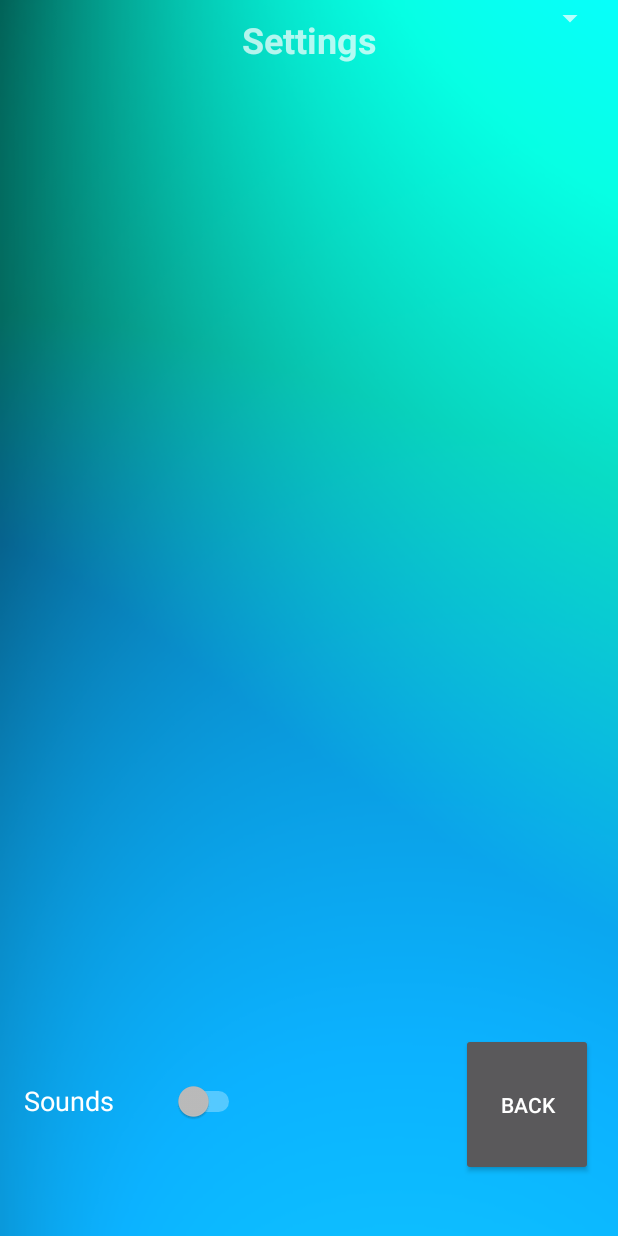
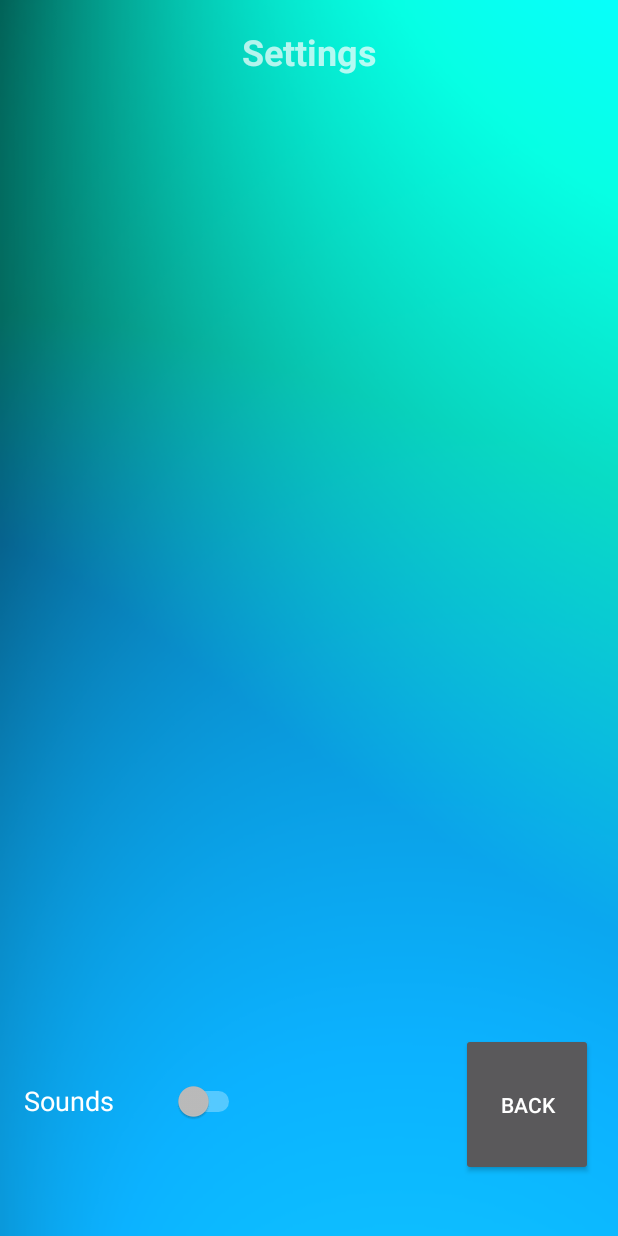
Before and after one commit to ilnprj/WeatherApp, an Android app: the Settings screen opened directly, with no data from a screen before it, on a phone screen of 412 x 824 dp. Run offline under Robolectric (Android 15) with nearby library versions, the phone set to English and light mode, and no system bars.

```diff
--- a/app/src/main/res/layout/activity_settings.xml
+++ b/app/src/main/res/layout/activity_settings.xml
@@ -17,25 +17,13 @@
         android:layout_marginEnd="8dp"
         android:layout_marginRight="8dp"
         android:layout_marginBottom="44dp"
-        android:text="Sounds"
+        android:text="@string/Sounds"
         android:textColor="@color/common_google_signin_btn_text_dark_default"
         android:textSize="18sp"
         app:layout_constraintBottom_toBottomOf="parent"
         app:layout_constraintEnd_toEndOf="parent"
         app:layout_constraintHorizontal_bias="0.032"
         app:layout_constraintStart_toStartOf="parent" />
-
-    <Spinner
-        android:id="@+id/spinner"
-        android:layout_width="395dp"
-        android:layout_height="wrap_content"
-        android:layout_marginStart="8dp"
-        android:layout_marginLeft="8dp"
-        android:layout_marginEnd="8dp"
-        android:layout_marginRight="8dp"
-        app:layout_constraintEnd_toEndOf="parent"
-        app:layout_constraintStart_toStartOf="parent"
-        tools:layout_editor_absoluteY="156dp" />
 
     <Button
         android:id="@+id/backBtn"
@@ -46,7 +34,7 @@
         android:layout_marginEnd="8dp"
         android:layout_marginRight="8dp"
         android:layout_marginBottom="40dp"
-        android:text="Back"
+        android:text="@string/Back"
         app:layout_constraintBottom_toBottomOf="parent"
         app:layout_constraintEnd_toEndOf="parent"
         app:layout_constraintHorizontal_bias="0.0"
@@ -58,13 +46,14 @@
         android:layout_height="53dp"
         android:layout_marginStart="8dp"
         android:layout_marginLeft="8dp"
+        android:layout_marginTop="8dp"
         android:layout_marginEnd="8dp"
         android:layout_marginRight="8dp"
         android:gravity="center"
-        android:text="Settings"
+        android:text="@string/settings"
         android:textSize="24sp"
         android:textStyle="bold"
         app:layout_constraintEnd_toEndOf="parent"
         app:layout_constraintStart_toStartOf="parent"
-        tools:layout_editor_absoluteY="28dp" />
+        app:layout_constraintTop_toTopOf="parent" />
 </android.support.constraint.ConstraintLayout>
--- a/app/src/main/res/values/strings.xml
+++ b/app/src/main/res/values/strings.xml
@@ -1,4 +1,10 @@
 <resources>
     <string name="app_name">WeartherApp</string>
-    <string name="title_activity_maps">Map</string>
+    <string name="change_city">Change city</string>
+    <string name="open_weather_maps_app_id">11111</string>
+    <string name="place_not_found">Sorry, no weather data found.</string>
+    <string name="settings">Settings</string>
+    <string name="Back">Back</string>
+    <string name="Sounds">Sounds</string>
+
 </resources>
```
Also changed, not shown: app/src/debug/res/values/google_maps_api.xml (deleted, +0 -24 lines), app/src/main/java/com/example/weartherapp/DownloadHandler.java (added, +48 -0 lines).
